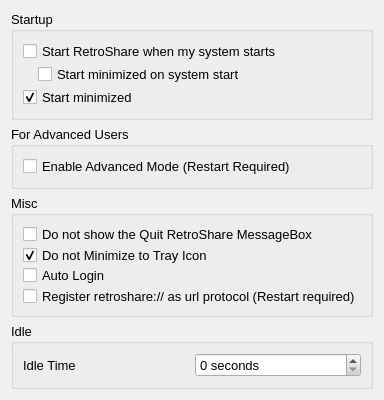
Old version of the form retroshare-gui/src/gui/settings/GeneralPage.ui in the repository RetroShare/RetroShare.
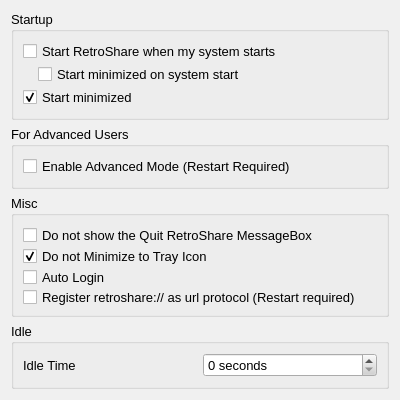
New version of the form. Icons and pictures are not drawn.

The edit to the form file:
```diff
--- a/retroshare-gui/src/gui/settings/GeneralPage.ui
+++ b/retroshare-gui/src/gui/settings/GeneralPage.ui
@@ -6,7 +6,7 @@
    <rect>
     <x>0</x>
     <y>0</y>
-    <width>373</width>
+    <width>397</width>
     <height>400</height>
    </rect>
   </property>
@@ -609,12 +609,38 @@
        </widget>
       </item>
       <item row="3" column="0">
+       <layout class="QHBoxLayout" name="horizontalLayout_3">
+        <item>
        <widget class="QCheckBox" name="enableRetroShareProtocol">
+          <property name="minimumSize">
+           <size>
+            <width>0</width>
+            <height>16</height>
+           </size>
+          </property>
         <property name="text">
          <string>Register retroshare:// as url protocol (Restart required)</string>
         </property>
        </widget>
       </item>
+        <item>
+         <widget class="QLabel" name="adminLabel">
+          <property name="minimumSize">
+           <size>
+            <width>16</width>
+            <height>16</height>
+           </size>
+          </property>
+          <property name="toolTip">
+           <string>You need administrator rights to change this option.</string>
+          </property>
+          <property name="pixmap">
+           <pixmap resource="../images.qrc">:/images/admin-16.png</pixmap>
+          </property>
+         </widget>
+        </item>
+       </layout>
+      </item>
      </layout>
     </widget>
    </item>
```
Left out of the diff: 4 changed lines with no effect on the pictures. Lines whose indentation alone changed are shown as unchanged.
